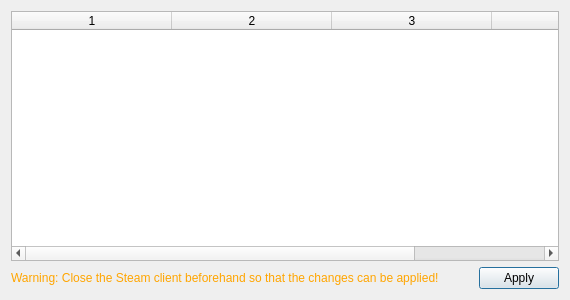
First picture: the form in pupgui2/resources/ui/pupgui2_gamelistdialog.ui, repository DavidoTek/ProtonUp-Qt, before the edit.
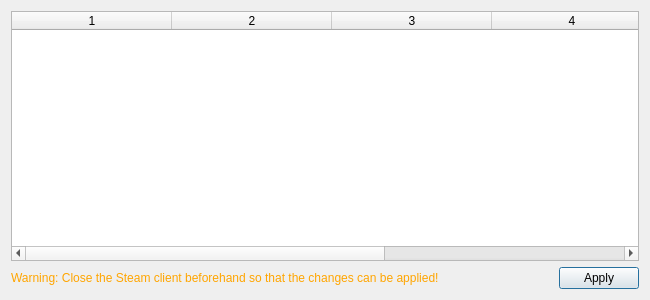
Second picture: the form after the edit.

Commit message: Gamelist: Add ProtonDB column

```diff
--- a/pupgui2/resources/ui/pupgui2_gamelistdialog.ui
+++ b/pupgui2/resources/ui/pupgui2_gamelistdialog.ui
@@ -9,7 +9,7 @@
    <rect>
     <x>0</x>
     <y>0</y>
-    <width>570</width>
+    <width>650</width>
     <height>300</height>
    </rect>
   </property>
@@ -20,7 +20,7 @@
    <item>
     <widget class="QTableWidget" name="tableGames">
      <property name="columnCount">
-      <number>4</number>
+      <number>5</number>
      </property>
      <attribute name="horizontalHeaderDefaultSectionSize">
       <number>160</number>
@@ -32,6 +32,7 @@
      <column/>
      <column/>
      <column/>
+     <column/>
     </widget>
    </item>
    <item>
```
The commit also changes 2 other files.
